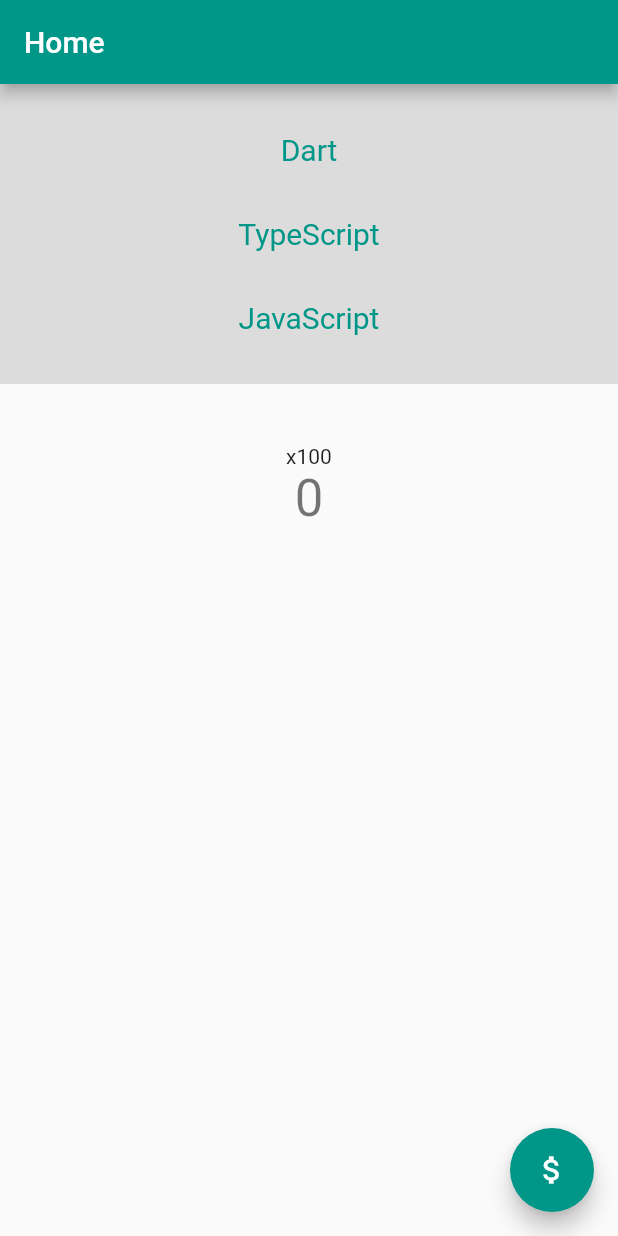
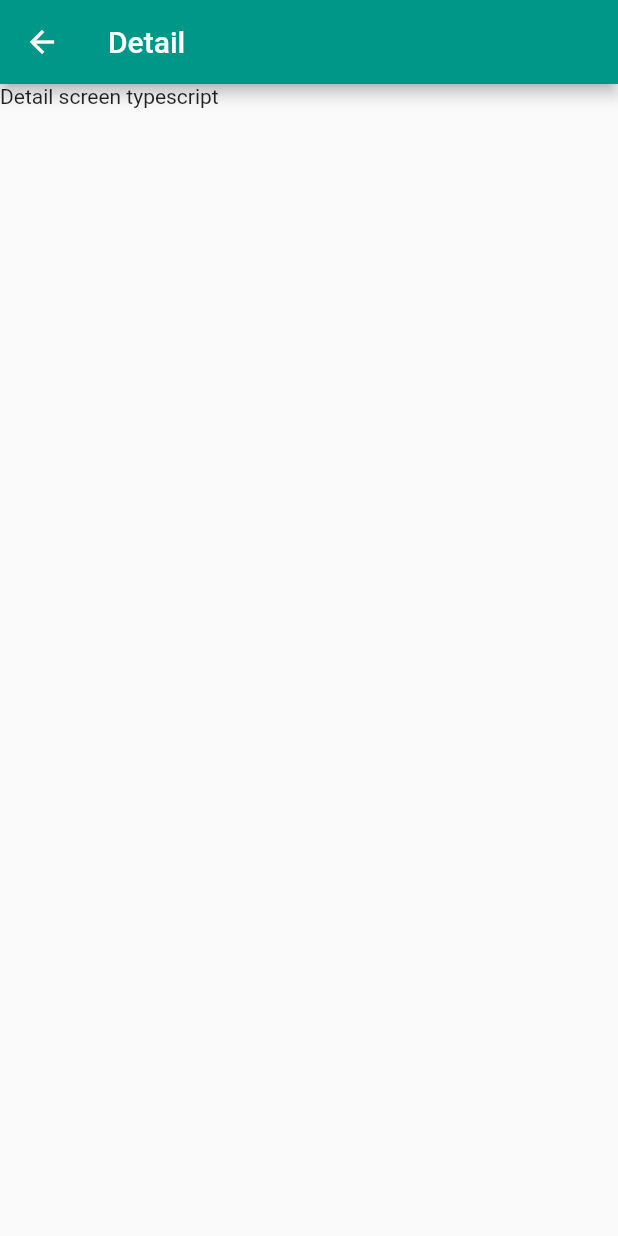
Before and after one commit to WebDevelopUa/flutterStart01, a Flutter app: the screen it shows after launch, after a tap on "TypeScript", on a phone screen of 412 x 824 dp. Run offline on Flutter 3.47's test engine with Material 2 defaults, Android fonts, the phone set to English and light mode, and no system bars.

Commit message:
Add Detail screens

```diff
--- a/lib/screens/Home.dart
+++ b/lib/screens/Home.dart
@@ -5,8 +5,8 @@ import '../widgets/ItemsList.dart';
 class HomePage extends StatefulWidget {
   HomePage({
     Key? key,
-    this.title = 'Loading ...',
-    this.description = 'Loading ...',
+    required this.title,
+    required this.description,
   }) : super(key: key);
 
   // state: title, description
--- /dev/null
+++ b/lib/screens/ItemDetail.dart
@@ -0,0 +1,16 @@
+import 'package:flutter/material.dart';
+
+class ItemDetail extends StatelessWidget {
+String? item;
+
+ItemDetail({this.item});
+
+  Widget build(conext) {
+    return Scaffold(
+      appBar: AppBar(
+        title: Text('Detail'),
+      ),
+      body: Text('Detail screen $item'),
+    );
+  }
+}
--- a/lib/widgets/App.dart
+++ b/lib/widgets/App.dart
@@ -1,6 +1,9 @@
 import 'package:flutter/material.dart';
+import 'package:flutter_start_01/screens/Home.dart';
+import 'package:flutter_start_01/screens/ItemDetail.dart';
+// import 'package:flutter_start_01/widgets/ItemsList.dart';
 
-import '../screens/Home.dart';
+// import '../screens/Home.dart';
 
 // root widget
 class App extends StatelessWidget {
@@ -12,11 +15,30 @@ class App extends StatelessWidget {
       theme: ThemeData(primarySwatch: Colors.teal),
       // home: HomePage(title: 'Home Page', description: 'x100'),
       onGenerateRoute: (RouteSettings settings) {
-        return MaterialPageRoute(
-          builder: (context) {
-            return HomePage(title: 'Home', description: 'x100');
-          },
-        );
+        print('onGenerateRoute: settings ... ');
+        print(settings);
+
+        if (settings.name == '/') {
+          print('if settings.name == / ... ItemsList()');
+
+          return MaterialPageRoute(
+            builder: (context) {
+              // return ItemsList();
+              return HomePage(title: 'Home', description: 'x100');
+            },
+          );
+        } else {
+          print('else settings.name not / ... ItemDetail(item: item)');
+          print(settings.name);
+
+          return MaterialPageRoute(
+            builder: (context) {
+              final item = settings.name;
+
+              return ItemDetail(item: item);
+                },
+          );
+        }
       },
     );
   }
```
Also changed, not shown: lib/screens/Detail.dart (deleted, +0 -7 lines), lib/widgets/ItemsList.dart (+14 -4 lines), 1 other file.
